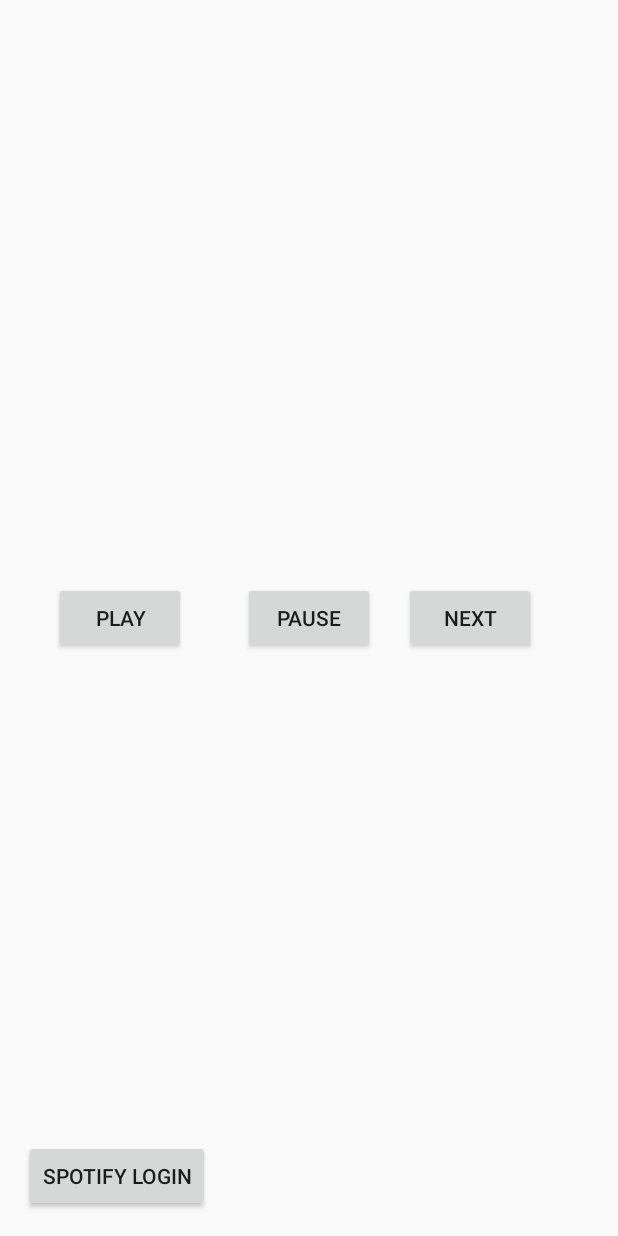
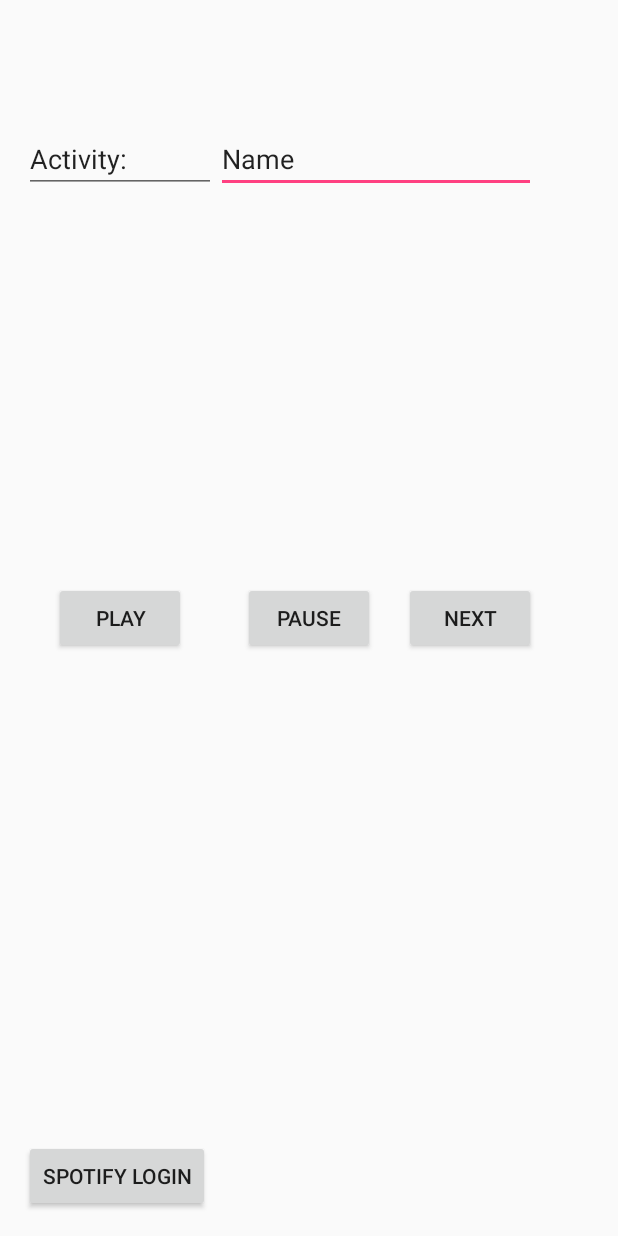
Before and after one commit to SteelTeam4/musicon, an Android app: the screen it shows after launch (MainActivity), on a phone screen of 412 x 824 dp. Run offline under Robolectric (Android 15) with nearby library versions, the phone set to English and light mode, and no system bars; libraries missing offline, so code that uses them is left out: com.spotify.sdk; 1 statement that could not run was skipped.

Commit message:
Activity Detection Service

```diff
--- a/app/build.gradle
+++ b/app/build.gradle
@@ -24,6 +24,7 @@ repositories {
     flatDir {
         dirs 'libs'
     }
+    maven { url "https://oss.sonatype.org/content/groups/public/" }
 }
 
 dependencies {
@@ -33,6 +34,8 @@ dependencies {
     })
     compile 'com.spotify.sdk:spotify-android-auth-1.0.0@aar'
     compile 'com.spotify.sdk:spotify-player-24-noconnect-2.20b@aar'
+    compile 'com.getpebble:pebblekit:4.0.1@aar'
     compile 'com.android.support:appcompat-v7:25.1.0'
+    compile 'com.google.android.gms:play-services:10.0.1'
     testCompile 'junit:junit:4.12'
 }
--- a/app/src/main/AndroidManifest.xml
+++ b/app/src/main/AndroidManifest.xml
@@ -2,9 +2,11 @@
 <manifest xmlns:android="http://schemas.android.com/apk/res/android"
     package="com.invaders.musicon.musicon">
 
+    <uses-permission android:name="com.google.android.gms.permission.ACTIVITY_RECOGNITION" />
     <uses-permission android:name="android.permission.INTERNET"/>
     <uses-permission android:name="android.permission.ACCESS_NETWORK_STATE"/>
     <uses-permission android:name="android.permission.WRITE_EXTERNAL_STORAGE"/>
+
 
     <application
         android:allowBackup="true"
@@ -40,6 +42,8 @@
             android:theme="@android:style/Theme.Translucent.NoTitleBar">
         </activity>
 
+        <service android:name=".ActivityRecognizedService" />
+
     </application>
 
 </manifest>
--- a/app/src/main/java/com/invaders/musicon/musicon/MainActivity.java
+++ b/app/src/main/java/com/invaders/musicon/musicon/MainActivity.java
@@ -1,7 +1,21 @@
 package com.invaders.musicon.musicon;
 
+import android.app.PendingIntent;
+import android.content.BroadcastReceiver;
+import android.content.ComponentName;
 import android.content.BroadcastReceiver;
 import android.content.Context;
+import android.content.IntentFilter;
+import android.content.ServiceConnection;
+import android.hardware.Sensor;
+import android.hardware.SensorEvent;
+import android.hardware.SensorEventListener;
+import android.hardware.SensorManager;
+import android.os.IBinder;
+import android.support.annotation.NonNull;
+import android.support.annotation.Nullable;
+import android.support.v4.content.LocalBroadcastManager;
+import android.support.v7.app.AppCompatActivity;
 import android.content.IntentFilter;
 import android.net.ConnectivityManager;
 import android.net.NetworkInfo;
@@ -13,8 +27,12 @@ import android.os.Bundle;
 import android.util.Log;
 import android.view.View;
 import android.widget.Button;
+import android.widget.TextView;
 import android.widget.Toast;
 
+import com.google.android.gms.common.ConnectionResult;
+import com.google.android.gms.common.api.GoogleApiClient;
+import com.google.android.gms.location.ActivityRecognition;
 import com.spotify.sdk.android.authentication.AuthenticationClient;
 import com.spotify.sdk.android.authentication.AuthenticationRequest;
 import com.spotify.sdk.android.authentication.AuthenticationResponse;
@@ -34,7 +52,12 @@ import java.util.Arrays;
 import java.util.List;
 
 public class MainActivity extends Activity implements
-        SpotifyPlayer.NotificationCallback, ConnectionStateCallback, View.OnClickListener {
+        SpotifyPlayer.NotificationCallback, ConnectionStateCallback, View.OnClickListener,
+        GoogleApiClient.ConnectionCallbacks, GoogleApiClient.OnConnectionFailedListener,
+        SensorEventListener {
+
+    private SensorManager senSensorManager;
+    private Sensor senAccelerometer;
 
     private static final String CLIENT_ID = "a1c8dbd2755d4603a4bf953abfce567e";
     private static final String REDIRECT_URI = "musicon://callback";
@@ -70,14 +93,114 @@ public class MainActivity extends Activity implements
         }
     };
 
+    private BroadcastReceiver receiver;
+
+    public GoogleApiClient mApiClient;
+
+    private TextView activity;
+
+    private long lastUpdate = 0;
+    private float last_x, last_y, last_z;
+
+    @Override
+    public void onSensorChanged(SensorEvent sensorEvent) {
+        Sensor mySensor = sensorEvent.sensor;
+        if (mySensor.getType() == Sensor.TYPE_ACCELEROMETER) {
+            float x = sensorEvent.values[0];
+            float y = sensorEvent.values[1];
+            float z = sensorEvent.values[2];
+            long curTime = System.currentTimeMillis();
+            if ((curTime - lastUpdate) > 100) {
+                long diffTime = (curTime - lastUpdate);
+                lastUpdate = curTime;
+                float speed = Math.abs(x + y + z - last_x - last_y - last_z)/ diffTime * 10000;
+                if (speed < 1000 && speed > 500){
+                    Log.d("V","i'm in "+ System.currentTimeMillis() + "slow walking");
+                }
+                else if (speed > 1000 && speed <2000) {
+                    Log.d("V","i'm in "+ System.currentTimeMillis() + "walking");
+                }
+                else if (speed > 2000 && speed <3000) {
+                    Log.d("V","i'm in "+ System.currentTimeMillis() + "Jogging");
+                }
+                else if (speed > 3000 ) {
+                    Log.d("V","i'm in "+ System.currentTimeMillis() + "Sprint");
+                }
+                last_x = x;
+                last_y = y;
+                last_z = z;
+            }
+        }
+    }
+
+    @Override
+    public void onConnected(@Nullable Bundle bundle) {
+        Intent intent = new Intent( this, ActivityRecognizedService.class );
+        PendingIntent pendingIntent = PendingIntent.getService( this, 0, intent, PendingIntent.FLAG_UPDATE_CURRENT );
+        ActivityRecognition.ActivityRecognitionApi.requestActivityUpdates( mApiClient, 6000, pendingIntent );
+    }
+
+    @Override
+    protected void onStart() {
+        super.onStart();
+        LocalBroadcastManager.getInstance(this).registerReceiver((receiver),
+                new IntentFilter(ActivityRecognizedService.ACT_RESULT)
+        );
+    }
+
+    @Override
+    protected void onStop() {
+        LocalBroadcastManager.getInstance(this).unregisterReceiver(receiver);
+        super.onStop();
+    }
+
+
+    @Override
+    public void onAccuracyChanged(Sensor sensor, int accuracy) {
+
+    }
+
+    @Override
+    public void onConnectionSuspended(int i) {
+
+    }
+
+    @Override
+    public void onConnectionFailed(@NonNull ConnectionResult connectionResult) {
+
+    }
+
     @Override
     protected void onCreate(Bundle savedInstanceState) {
         super.onCreate(savedInstanceState);
         setContentView(R.layout.activity_main);
+
+//        mApiClient = new GoogleApiClient.Builder(this)
+//                .addApi(ActivityRecognition.API)
+//                .addConnectionCallbacks(this)
+//                .addOnConnectionFailedListener(this)
+//                .build();
+
+        //mApiClient.connect();
+
+        receiver = new BroadcastReceiver() {
+            @Override
+            public void onReceive(Context context, Intent intent) {
+                String s = intent.getStringExtra(ActivityRecognizedService.ACT_MESSAGE);
+                activity.setText(s);
+            }
+        };
+
+        senSensorManager = (SensorManager) getSystemService(Context.SENSOR_SERVICE);
+        senAccelerometer = senSensorManager.getDefaultSensor(Sensor.TYPE_ACCELEROMETER);
+        senSensorManager.registerListener(this, senAccelerometer , SensorManager.SENSOR_DELAY_NORMAL);
+
         initUIElements();
     }
 
+
     private void initUIElements() {
+        activity = (TextView)findViewById(R.id.activity_value);
         Button bSpotifyLogin = (Button)findViewById(R.id.bSpotifyLogin);
         Button bPlay = (Button)findViewById(R.id.bPlay);
         Button bPause = (Button)findViewById(R.id.bPause);
@@ -86,6 +209,7 @@ public class MainActivity extends Activity implements
         bPlay.setOnClickListener(this);
         bPause.setOnClickListener(this);
         bNext.setOnClickListener(this);
+
     }
 
     @Override
--- a/app/src/main/res/layout/activity_main.xml
+++ b/app/src/main/res/layout/activity_main.xml
@@ -45,4 +45,29 @@
         android:layout_alignBaseline="@+id/bPause"
         android:layout_alignBottom="@+id/bPause"
         android:layout_toEndOf="@+id/bPause" />
+
+    <EditText
+        android:layout_width="wrap_content"
+        android:layout_height="wrap_content"
+        android:inputType="textPersonName"
+        android:text="Name"
+        android:ems="10"
+        android:id="@+id/activity_value"
+        android:layout_marginTop="67dp"
+        android:layout_alignParentTop="true"
+        android:layout_alignEnd="@+id/bNext"
+        style="@android:style/Widget.DeviceDefault.AutoCompleteTextView"
+        android:selectAllOnFocus="false"
+        android:singleLine="false" />
+
+    <EditText
+        android:layout_width="wrap_content"
+        android:layout_height="wrap_content"
+        android:inputType="text|textPersonName"
+        android:text="Activity:"
+        android:ems="10"
+        android:id="@+id/activity_label"
+        android:layout_alignParentStart="true"
+        android:layout_alignBottom="@+id/activity_value"
+        android:layout_toStartOf="@+id/activity_value" />
 </RelativeLayout>
```
Also changed, not shown: app/src/main/java/com/invaders/musicon/musicon/ActivityRecognizedService.java (added, +106 -0 lines).
